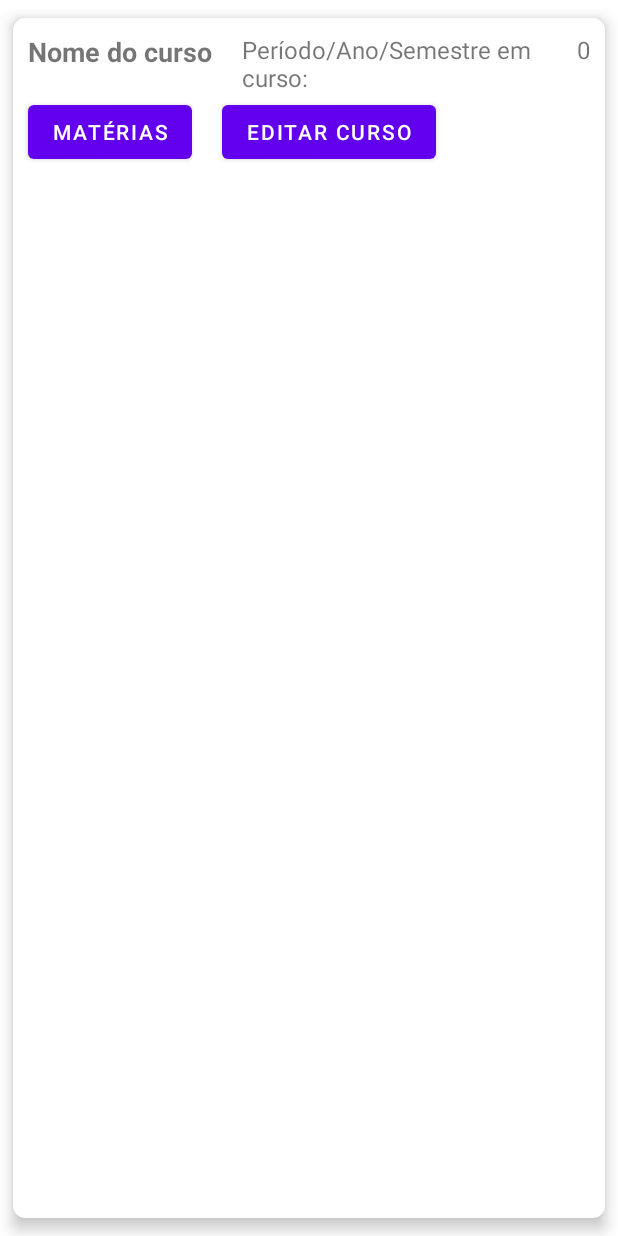
After one commit to BrendaSales/Trabalho_final_android, an Android app: the layout cards_cursos_layout.xml on its own in the app's theme, with its tools: preview values and no code run, on a phone screen of 412 x 824 dp. The commit adds this screen. Run offline under Robolectric (Android 15) with nearby library versions, the phone set to English and light mode, and no system bars.

Commit message:
Cadastro de curso e período funcionando + design do card de curso

```diff
--- a/app/src/main/java/com/example/trabalho_final/dao/PeriodoDAO.java
+++ b/app/src/main/java/com/example/trabalho_final/dao/PeriodoDAO.java
@@ -87,7 +87,7 @@ public class PeriodoDAO {
         try {
 
             String clause = NUMERO_COLUMN + "=?";
-            String[] values = { periodo.getNumeroPeriodo().toString() };
+            String[] values = { periodo.getNumeroPeriodo() + "" };
             Cursor res = readDB.query(TABLE_NAME, null, clause, values, null, null, null);
 
             if (res.moveToFirst()) {
--- a/app/src/main/java/com/example/trabalho_final/view/PerfilFragment.java
+++ b/app/src/main/java/com/example/trabalho_final/view/PerfilFragment.java
@@ -63,11 +63,6 @@ public class PerfilFragment extends Fragment {
          Usuario usuario = usuarioBLL.getUsuario(email);
 
 
-
-//        List<Usuario> usuarios = usuarioBLL.getAll();
-//
-//        Usuario usuario = usuarios.get(0);
-
         String emailString = usuario.getEmail();
         String nomeString = usuario.getNome();
 
--- a/app/src/main/res/layout/activity_adicionar_materia.xml
+++ b/app/src/main/res/layout/activity_adicionar_materia.xml
@@ -35,7 +35,7 @@
     <ListView
         android:layout_width="wrap_content"
         android:layout_height="wrap_content"
-        android:id="@+id/lista_de_materias"
+        android:id="@+id/list_materias"
         android:layout_below="@+id/btn_adicionar_nova_materia"
         />
 
--- /dev/null
+++ b/app/src/main/res/layout/cards_cursos_layout.xml
@@ -0,0 +1,69 @@
+<?xml version="1.0" encoding="utf-8"?>
+<com.google.android.material.card.MaterialCardView xmlns:android="http://schemas.android.com/apk/res/android"
+    android:layout_width="match_parent"
+    android:layout_height="match_parent"
+    xmlns:app="http://schemas.android.com/apk/res-auto"
+    app:cardCornerRadius="8dp"
+    app:cardElevation="6dp"
+    app:cardUseCompatPadding="true"
+    app:cardPreventCornerOverlap="true">
+
+    <RelativeLayout
+        android:layout_width="match_parent"
+        android:layout_height="wrap_content">
+
+        <TextView
+            android:layout_width="wrap_content"
+            android:layout_height="wrap_content"
+            android:id="@+id/card_nome_do_curso"
+            android:layout_margin="10dp"
+            android:text="@string/nome_do_curso"
+            android:layout_alignParentLeft="true"
+            android:textStyle="bold"
+            android:textSize="18dp"
+            />
+
+        <TextView
+            android:layout_width="wrap_content"
+            android:layout_height="wrap_content"
+            android:id="@+id/card_periodo_exibido"
+            android:layout_alignParentRight="true"
+            android:layout_margin="10dp"
+            android:text="0"
+            android:textSize="16dp"
+
+            />
+
+        <TextView
+            android:layout_width="wrap_content"
+            android:layout_height="wrap_content"
+            android:id="@+id/txt_card_periodo_"
+            android:text="@string/periodo_ano_semestre_em_curso"
+            android:layout_toLeftOf="@+id/card_periodo_exibido"
+            android:layout_toRightOf="@+id/card_nome_do_curso"
+            android:layout_margin="10dp"
+            android:textSize="16dp"
+            />
+
+        <Button
+            android:layout_width="wrap_content"
+            android:layout_height="wrap_content"
+            android:id="@+id/btn_card_materias"
+            android:layout_below="@+id/card_periodo_exibido"
+            android:layout_margin="10dp"
+            android:text="@string/materias"
+           />
+
+
+        <Button
+            android:layout_width="wrap_content"
+            android:layout_height="wrap_content"
+            android:id="@+id/btn_card_editar_curso"
+            android:layout_below="@id/card_periodo_exibido"
+            android:layout_toRightOf="@+id/btn_card_materias"
+            android:layout_margin="10dp"
+            android:text="@string/editar_curso"
+            />
+    </RelativeLayout>
+
+</com.google.android.material.card.MaterialCardView>
--- a/app/src/main/res/values/strings.xml
+++ b/app/src/main/res/values/strings.xml
@@ -32,6 +32,10 @@
     <string name="salas_pratica">"Sala prática"</string>
     <string name="professores">"Professores"</string>
     <string name="sair">"Sair"</string>
+    <string name="nome_do_curso">"Nome do curso"</string>
+    <string name="materias">"Matérias"</string>
+    <string name="editar_curso">"Editar Curso"</string>
+    <string name="adicionar_periodo">"Adicionar Período"</string>
 
 
     <string-array name="periodosArray">
```
Also changed, not shown: app/src/main/java/com/example/trabalho_final/bll/PeriodoBLL.java (+16 -8 lines), app/src/main/java/com/example/trabalho_final/dao/MateriaDAO.java (+9 -9 lines), app/src/main/java/com/example/trabalho_final/dao/Periodo.java (+5 -3 lines), app/src/main/java/com/example/trabalho_final/view/AdicionarCursosFragment.java (+69 -3 lines), app/src/main/java/com/example/trabalho_final/view/CursosFragment.java (+15 -1 lines), app/src/main/java/com/example/trabalho_final/view/FormularioMateriaActivity.java (+6 -6 lines), app/src/main/res/layout/activity_formulario_materia.xml (+44 -44 lines), app/src/main/res/layout/fragment_cursos.xml (+9 -6 lines), 1 other file.
